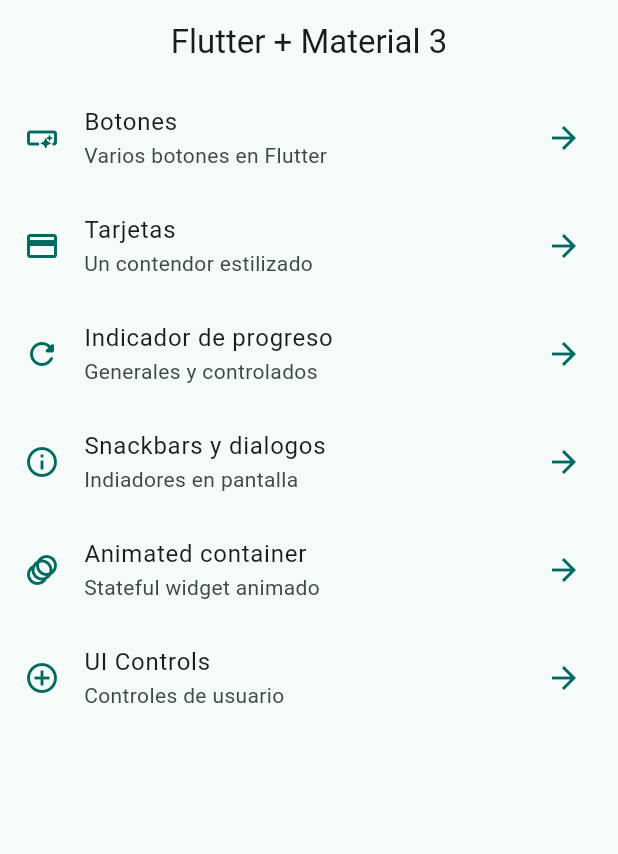
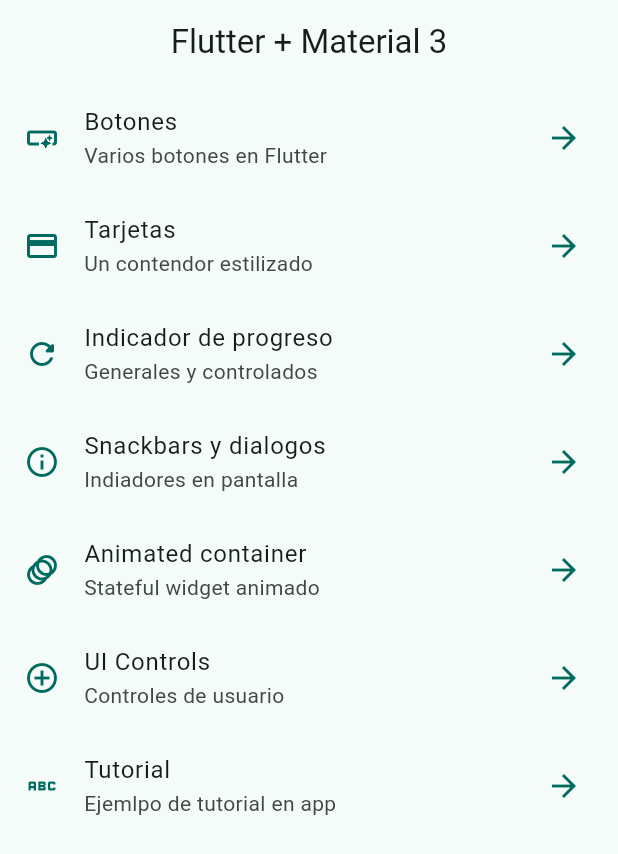
Before and after one commit to SergioBGISC99/widgets_app, a Flutter app: the screen it shows after launch, on a phone screen of 412 x 824 dp. Shown: the top 854 px of the screen. Run offline on Flutter 3.47's test engine with Material 2 defaults, Android fonts, the phone set to English and light mode, and no system bars; our stand-ins replace go_router; statements that could not run were skipped.

Commit message:
menu items

```diff
--- a/lib/config/menu/menu_items.dart
+++ b/lib/config/menu/menu_items.dart
@@ -43,5 +43,10 @@ const appMenuItems = <MenuItem>[
       title: 'UI Controls',
       subtitle: 'Controles de usuario',
       link: '/ui-controls',
-      icon: Icons.control_point_sharp)
+      icon: Icons.control_point_sharp),
+  MenuItem(
+      title: 'Tutorial',
+      subtitle: 'Ejemlpo de tutorial en app',
+      link: '/tutorial',
+      icon: Icons.abc_outlined)
 ];
--- a/lib/config/router/app_router.dart
+++ b/lib/config/router/app_router.dart
@@ -30,4 +30,8 @@ final appRouter = GoRouter(initialLocation: '/', routes: [
       path: '/ui-controls',
       name: UIControlsScreen.name,
       builder: (context, state) => const UIControlsScreen()),
+  GoRoute(
+      path: '/tutorial',
+      name: AppTutorialScreen.name,
+      builder: (context, state) => const AppTutorialScreen()),
 ]);
```
